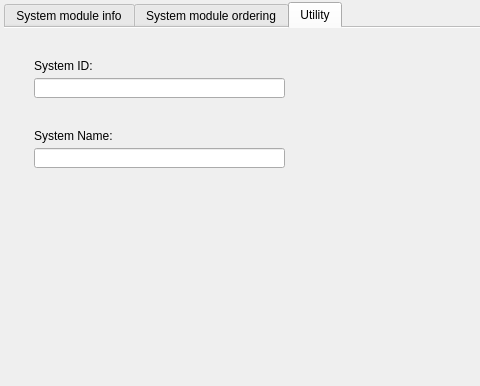
Jamie-tong/QCPFrame, file src/QCPF_Plugins/QCPF_SystemManager/SystemManager.ui: the form before one commit; both pictures show x 0 to 480 and y 0 to 386 of the 1024 by 662 pixel window.
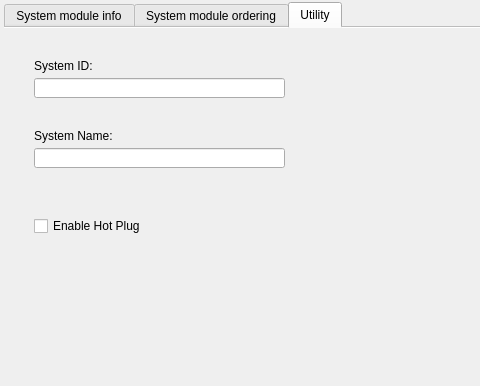
The form after the commit. The open tabs and pages were chosen to show the change. Icons and pictures are not drawn.

Commit message: code has optimized, SystemManager update to 1.0.0.4

```diff
--- a/src/QCPF_Plugins/QCPF_SystemManager/SystemManager.ui
+++ b/src/QCPF_Plugins/QCPF_SystemManager/SystemManager.ui
@@ -482,6 +482,19 @@
           </rect>
          </property>
         </widget>
+        <widget class="QCheckBox" name="chkEnableHotPlug">
+         <property name="geometry">
+          <rect>
+           <x>30</x>
+           <y>190</y>
+           <width>121</width>
+           <height>16</height>
+          </rect>
+         </property>
+         <property name="text">
+          <string>Enable Hot Plug</string>
+         </property>
+        </widget>
        </widget>
       </widget>
      </item>
```
The commit also changes 36 other files.
